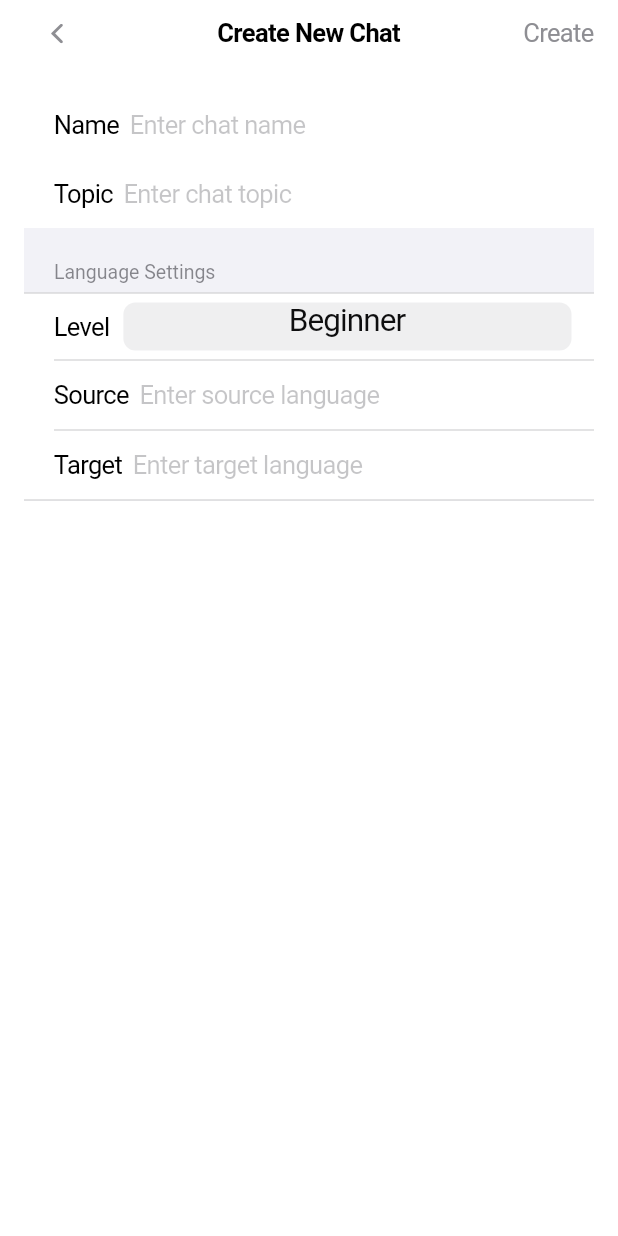
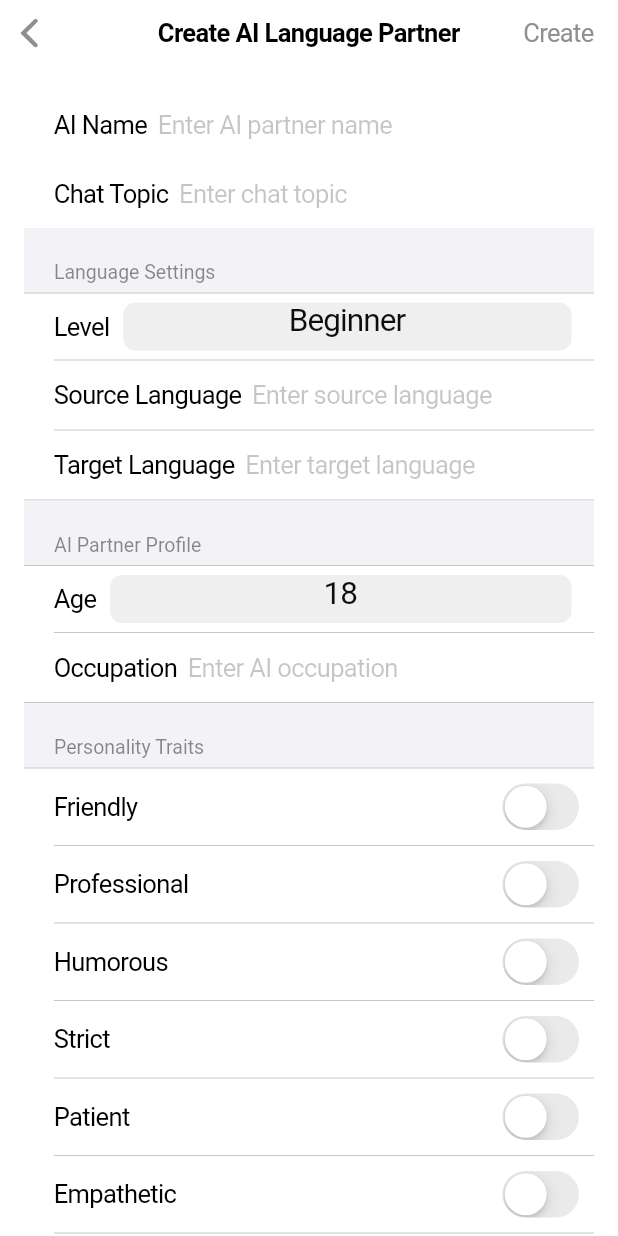
Before and after one commit to NikKowPHP/lessaylearn, a Flutter app: the CreateChatView screen opened directly, on a phone screen of 412 x 824 dp. Run offline on Flutter 3.47's test engine with Material 3 defaults, Android fonts, the phone set to English and light mode, and no system bars; our stand-ins replace csv, equatable, file_picker, firebase_auth, firebase_core, fl_chart and 7 more; missing offline and left inert: just_the_tooltip, translator, word_cloud; accounts and stored records are empty.

Commit message:
update ui for chat creation

```diff
--- a/lib/features/chat/widgets/create_chat_view.dart
+++ b/lib/features/chat/widgets/create_chat_view.dart
@@ -4,6 +4,7 @@ import 'package:go_router/go_router.dart';
 import 'package:lessay_learn/core/providers/chat_provider.dart';
 import 'package:lessay_learn/core/providers/user_provider.dart';
 import 'package:lessay_learn/features/chat/models/chat_model.dart';
+import 'package:lessay_learn/features/chat/models/user_model.dart';
 import 'package:lessay_learn/features/chat/services/chat_service.dart';
 
 class CreateChatView extends ConsumerStatefulWidget {
@@ -14,25 +15,43 @@ class CreateChatView extends ConsumerStatefulWidget {
 }
 
 class _CreateChatViewState extends ConsumerState<CreateChatView> {
+
+
+
   final _formKey = GlobalKey<FormState>();
-  String _name = '';
+  String _aiName = '';
   String _chatTopic = '';
   String _languageLevel = 'Beginner';
   String _sourceLanguage = '';
   String _targetLanguage = '';
+  int _aiAge = 25;
+  String _aiOccupation = '';
+  List<String> _aiInterests = [];
+  List<String> _personalityTraits = [];
+  List<String> _bioTags = [];
 
-  final List<String> _languageLevels = ['Beginner', 'Intermediate', 'Advanced'];
+
+
+  final List<String> _languageLevels = ['Beginner', 'Intermediate', 'Advanced', 'Native'];
+  final List<String> _personalityOptions = [
+    'Friendly', 'Professional', 'Humorous', 'Strict', 'Patient', 'Empathetic',
+    'Analytical', 'Creative', 'Motivational', 'Calm', 'Enthusiastic', 'Sarcastic'
+  ];
+  final List<String> _interestOptions = [
+    'Travel', 'Music', 'Sports', 'Technology', 'Cooking', 'Literature', 'Movies',
+    'Art', 'Science', 'History', 'Philosophy', 'Photography', 'Nature', 'Fashion'
+  ];
+  final List<String> _bioTagOptions = [
+    'Language enthusiast', 'Cultural explorer', 'Grammar nerd', 'Conversation starter',
+    'Idiom expert', 'Pronunciation coach', 'Vocabulary builder', 'Writing mentor',
+    'Reading companion', 'Debate partner', 'Storyteller', 'Global citizen'
+  ];
 
   @override
   Widget build(BuildContext context) {
     return CupertinoPageScaffold(
       navigationBar: CupertinoNavigationBar(
-        leading: CupertinoButton(
-          padding: EdgeInsets.zero,
-          child: const Icon(CupertinoIcons.back),
-          onPressed: () => context.go('/'),
-        ),
-        middle: Text('Create New Chat'),
+        middle: Text('Create AI Language Partner'),
         trailing: CupertinoButton(
           padding: EdgeInsets.zero,
           child: Text('Create'),
@@ -46,50 +65,22 @@ class _CreateChatViewState extends ConsumerState<CreateChatView> {
             padding: EdgeInsets.all(16),
             children: [
               CupertinoTextFormFieldRow(
-                prefix: Text('Name'),
-                placeholder: 'Enter chat name',
-                onChanged: (value) => setState(() => _name = value),
-                validator: (value) =>
-                    value!.isEmpty ? 'Please enter a name' : null,
+                prefix: Text('AI Name'),
+                placeholder: 'Enter AI partner name',
+                onChanged: (value) => setState(() => _aiName = value),
+                validator: (value) => value!.isEmpty ? 'Please enter a name' : null,
               ),
               CupertinoTextFormFieldRow(
-                prefix: Text('Topic'),
+                prefix: Text('Chat Topic'),
                 placeholder: 'Enter chat topic',
                 onChanged: (value) => setState(() => _chatTopic = value),
-                validator: (value) =>
-                    value!.isEmpty ? 'Please enter a topic' : null,
+                validator: (value) => value!.isEmpty ? 'Please enter a topic' : null,
               ),
-              CupertinoFormSection(
-                header: Text('Language Settings'),
-                children: [
-                  CupertinoFormRow(
-                    prefix: Text('Level'),
-                    child: CupertinoPicker(
-                      itemExtent: 32.0,
-                      onSelectedItemChanged: (index) => setState(
-                          () => _languageLevel = _languageLevels[index]),
-                      children:
-                          _languageLevels.map((level) => Text(level)).toList(),
-                    ),
-                  ),
-                  CupertinoTextFormFieldRow(
-                    prefix: Text('Source'),
-                    placeholder: 'Enter source language',
-                    onChanged: (value) =>
-                        setState(() => _sourceLanguage = value),
-                    validator: (value) =>
-                        value!.isEmpty ? 'Please enter source language' : null,
-                  ),
-                  CupertinoTextFormFieldRow(
-                    prefix: Text('Target'),
-                    placeholder: 'Enter target language',
-                    onChanged: (value) =>
-                        setState(() => _targetLanguage = value),
-                    validator: (value) =>
-                        value!.isEmpty ? 'Please enter target language' : null,
-                  ),
-                ],
-              ),
+              _buildLanguageSettings(),
+              _buildAIProfile(),
+              _buildPersonalityTraits(),
+              _buildInterests(),
+              _buildBioTags(),
             ],
           ),
         ),
@@ -97,37 +88,156 @@ class _CreateChatViewState extends ConsumerState<CreateChatView> {
     );
   }
 
+  Widget _buildLanguageSettings() {
+    return CupertinoFormSection(
+      header: Text('Language Settings'),
+      children: [
+        CupertinoFormRow(
+          prefix: Text('Level'),
+          child: CupertinoPicker(
+            itemExtent: 32.0,
+            onSelectedItemChanged: (index) => setState(() => _languageLevel = _languageLevels[index]),
+            children: _languageLevels.map((level) => Text(level)).toList(),
+          ),
+        ),
+        CupertinoTextFormFieldRow(
+          prefix: Text('Source Language'),
+          placeholder: 'Enter source language',
+          onChanged: (value) => setState(() => _sourceLanguage = value),
+          validator: (value) => value!.isEmpty ? 'Please enter source language' : null,
+        ),
+        CupertinoTextFormFieldRow(
+          prefix: Text('Target Language'),
+          placeholder: 'Enter target language',
+          onChanged: (value) => setState(() => _targetLanguage = value),
+          validator: (value) => value!.isEmpty ? 'Please enter target language' : null,
+        ),
+      ],
+    );
+  }
+
+  Widget _buildAIProfile() {
+    return CupertinoFormSection(
+      header: Text('AI Partner Profile'),
+      children: [
+        CupertinoFormRow(
+          prefix: Text('Age'),
+          child: CupertinoPicker(
+            itemExtent: 32.0,
+            onSelectedItemChanged: (index) => setState(() => _aiAge = index + 18),
+            children: List.generate(63, (index) => Text('${index + 18}')),
+          ),
+        ),
+        CupertinoTextFormFieldRow(
+          prefix: Text('Occupation'),
+          placeholder: 'Enter AI occupation',
+          onChanged: (value) => setState(() => _aiOccupation = value),
+        ),
+      ],
+    );
+  }
+
+  Widget _buildPersonalityTraits() {
+    return CupertinoFormSection(
+      header: Text('Personality Traits'),
+      children: _personalityOptions.map((trait) => CupertinoFormRow(
+        prefix: Text(trait),
+        child: CupertinoSwitch(
+          value: _personalityTraits.contains(trait),
+          onChanged: (bool value) {
+            setState(() {
+              if (value) {
+                _personalityTraits.add(trait);
+              } else {
+                _personalityTraits.remove(trait);
+              }
+            });
+          },
+        ),
+      )).toList(),
+    );
+  }
+
+  Widget _buildInterests() {
+    return CupertinoFormSection(
+      header: Text('AI Interests'),
+      children: _interestOptions.map((interest) => CupertinoFormRow(
+        prefix: Text(interest),
+        child: CupertinoSwitch(
+          value: _aiInterests.contains(interest),
+          onChanged: (bool value) {
+            setState(() {
+              if (value) {
+                _aiInterests.add(interest);
+              } else {
+                _aiInterests.remove(interest);
+              }
+            });
+          },
+        ),
+      )).toList(),
+    );
+  }
+
+  Widget _buildBioTags() {
+    return CupertinoFormSection(
+      header: Text('Bio Tags'),
+      children: _bioTagOptions.map((tag) => CupertinoFormRow(
+        prefix: Text(tag),
+        child: CupertinoSwitch(
+          value: _bioTags.contains(tag),
+          onChanged: (bool value) {
+            setState(() {
+              if (value) {
+                _bioTags.add(tag);
+              } else {
+                _bioTags.remove(tag);
+              }
+            });
+          },
+        ),
+      )).toList(),
+    );
+  }
+
   void _submitForm() async {
     if (_formKey.currentState!.validate()) {
       final currentUser = ref.read(currentUserProvider).value;
       if (currentUser == null) {
-        // Handle the case where there's no current user
-        showCupertinoDialog(
-          context: context,
-          builder: (BuildContext context) {
-            return CupertinoAlertDialog(
-              title: Text('Error'),
-              content: Text('Unable to create chat. Please try again later.'),
-              actions: <Widget>[
-                CupertinoDialogAction(
-                  child: Text('OK'),
-                  onPressed: () {
-                    Navigator.of(context).pop(); // Close the dialog
-                  },
-                ),
-              ],
-            );
-          },
-        );
+        _showErrorDialog('Unable to create chat. Please try again later.');
         return;
       }
 
-      // TODO: Create new ai agent user
+
+      final promptString = _generatePromptString();
+      final bio = await _generateBioUsingAI(promptString);
+
+      final aiUser = UserModel(
+        id: 'ai_${DateTime.now().millisecondsSinceEpoch}',
+        name: _aiName,
+        email: 'ai@example.com',
+        avatarUrl: 'assets/ai_avatar.png',
+        languageLevel: _languageLevel,
+        sourceLanguageIds: [_sourceLanguage],
+        targetLanguageIds: [_targetLanguage],
+        spokenLanguageIds: [_sourceLanguage, _targetLanguage],
+        location: 'AI World',
+        age: _aiAge,
+        bio: bio,
+        interests: _aiInterests,
+        occupation: _aiOccupation,
+        education: 'AI Training',
+        languageIds: [_sourceLanguage, _targetLanguage],
+
+
+      );
+
+      await ref.read(userServiceProvider).createUser(aiUser);
 
       final newChat = ChatModel(
         id: DateTime.now().millisecondsSinceEpoch.toString(),
-        hostUserId: currentUser.id, // Replace with actual current user ID
-        guestUserId: '', // This will be empty for a new chat
+        hostUserId: currentUser.id,
+        guestUserId: aiUser.id,
         lastMessage: '',
         lastMessageTimestamp: DateTime.now(),
         chatTopic: _chatTopic,
@@ -142,4 +252,55 @@ class _CreateChatViewState extends ConsumerState<CreateChatView> {
       context.go('/');
     }
   }
+
+
+  String _generatePromptString() {
+    final promptParts = [
+      "Create a bio for an AI language learning partner with the following characteristics:",
+      "Name: $_aiName",
+      "Age: $_aiAge",
+      "Occupation: $_aiOccupation",
+      "Personality traits: ${_personalityTraits.join(', ')}",
+      "Interests: ${_aiInterests.join(', ')}",
+      "Language level: $_languageLevel",
+      "Source language: $_sourceLanguage",
+      "Target language: $_targetLanguage",
+      "Bio tags: ${_bioTags.join(', ')}",
+      "The bio should be friendly, engaging, and highlight the AI's role as a language learning partner.",
+      "It should incorporate the personality traits, interests, and bio tags in a natural way.",
+      "The bio should be about 3-4 sentences long and written in first person.",
+    ];
+
+    return promptParts.join("\n");
+  }
+
+
+ Future<String> _generateBioUsingAI(String promptString) async {
+    // This is a placeholder. In a real application, you would send the promptString
+    // to your AI service (e.g., OpenAI's GPT) and receive a generated bio.
+    // For now, we'll return a dummy bio.
+    await Future.delayed(Duration(seconds: 2)); // Simulating API call
+    return "Hello! I'm $_aiName, a $_aiAge-year-old $_aiOccupation and your AI language partner. "
+           "As someone who's ${_personalityTraits.take(2).join(' and ')}, I love discussing "
+           "${_aiInterests.take(2).join(' and ')}. Let's improve your $_targetLanguage skills together!";
+  }
+
+
+  void _showErrorDialog(String message) {
+    showCupertinoDialog(
+      context: context,
+      builder: (BuildContext context) {
+        return CupertinoAlertDialog(
+          title: Text('Error'),
+          content: Text(message),
+          actions: <Widget>[
+            CupertinoDialogAction(
+              child: Text('OK'),
+              onPressed: () => Navigator.of(context).pop(),
+            ),
+          ],
+        );
+      },
+    );
+  }
 }
```
